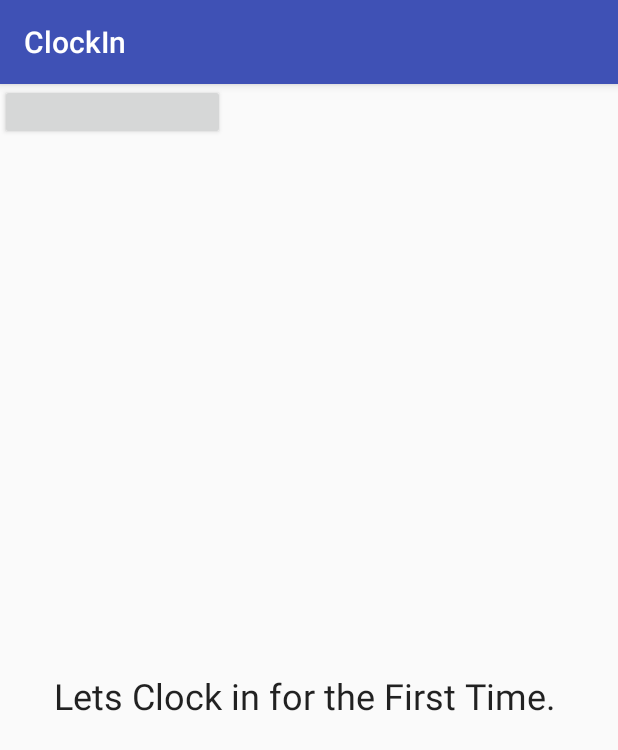
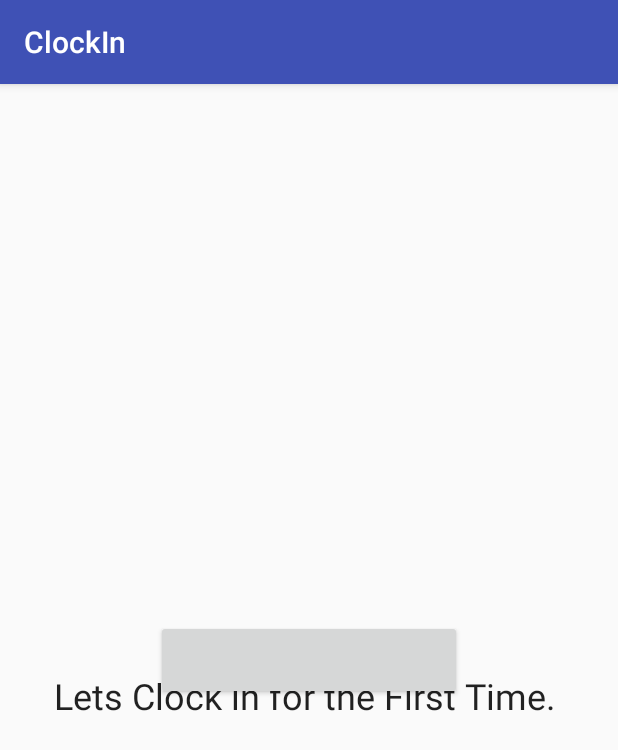
Before and after one commit to courtneybeames/ClockIn, an Android app: the screen it shows after launch (FacebookLoginActivity), on a phone screen of 412 x 824 dp. Shown: the top 750 px of the screen. Run offline under Robolectric (Android 15) with nearby library versions, the phone set to English and light mode, and no system bars; libraries missing offline, so code that uses them is left out: com.facebook, com.facebook.login; plain views replace LoginButton; 3 statements that could not run were skipped.

```diff
--- a/app/src/main/java/com/example/nick/clockin/FacebookLoginActivity.java
+++ b/app/src/main/java/com/example/nick/clockin/FacebookLoginActivity.java
@@ -4,6 +4,7 @@ import android.app.Activity;
 import android.content.Intent;
 import android.support.v7.app.AppCompatActivity;
 import android.os.Bundle;
+import android.view.View;
 import android.widget.TextView;
 
 import com.facebook.CallbackManager;
@@ -29,13 +30,7 @@ public class FacebookLoginActivity extends AppCompatActivity {
         loginButton.registerCallback(callbackManager, new FacebookCallback<LoginResult>() {
             @Override
             public void onSuccess(LoginResult loginResult) {
-                info.setText(
-                        "User ID: "
-                                + loginResult.getAccessToken().getUserId()
-                                + "\n" +
-                                "Auth Token: "
-                                + loginResult.getAccessToken().getToken()
-                );
+                goToHomepage();
             }
 
             @Override
@@ -50,6 +45,13 @@ public class FacebookLoginActivity extends AppCompatActivity {
         });
     }
 
+
+    public void goToHomepage() {
+        Intent intent = new Intent(this, HomepageActivity.class);
+        startActivity(intent);
+    }
+
+
     @Override
     protected void onActivityResult(int requestCode, int resultCode, Intent data) {
         callbackManager.onActivityResult(requestCode, resultCode, data);
--- a/app/src/main/res/layout/activity_facebook_login.xml
+++ b/app/src/main/res/layout/activity_facebook_login.xml
@@ -19,11 +19,17 @@
 
     <com.facebook.login.widget.LoginButton
         android:id="@+id/login_button"
-        android:layout_width="150dp"
-        android:layout_height="37dp"
+        android:layout_width="204dp"
+        android:layout_height="53dp"
         android:layout_centerInParent="true"
 
-        tools:layout_editor_absoluteY="349dp"
-        tools:layout_editor_absoluteX="-266dp" />
+        android:layout_marginBottom="8dp"
+        android:layout_marginLeft="8dp"
+        android:layout_marginRight="8dp"
+        android:layout_marginTop="8dp"
+        app:layout_constraintBottom_toBottomOf="parent"
+        app:layout_constraintLeft_toLeftOf="parent"
+        app:layout_constraintRight_toRightOf="parent"
+        app:layout_constraintTop_toTopOf="parent" />
 
 </android.support.constraint.ConstraintLayout>
--- a/app/src/main/res/values/strings.xml
+++ b/app/src/main/res/values/strings.xml
@@ -1,4 +1,6 @@
 <resources>
     <string name="app_name">ClockIn</string>
     <string name="facebook_app_id">611774405695444</string>
+    <string name="clockin_button">clockin</string>
+
 </resources>
```
Also changed, not shown: app/src/main/AndroidManifest.xml (+13 -5 lines), app/src/main/java/com/example/nick/clockin/HomepageActivity.java (added, +20 -0 lines), app/src/main/java/com/example/nick/clockin/friendsActivity.java (added, +13 -0 lines), app/src/main/res/layout/activity_friends.xml (added, +9 -0 lines), app/src/main/res/layout/activity_homepage.xml (added, +57 -0 lines).
